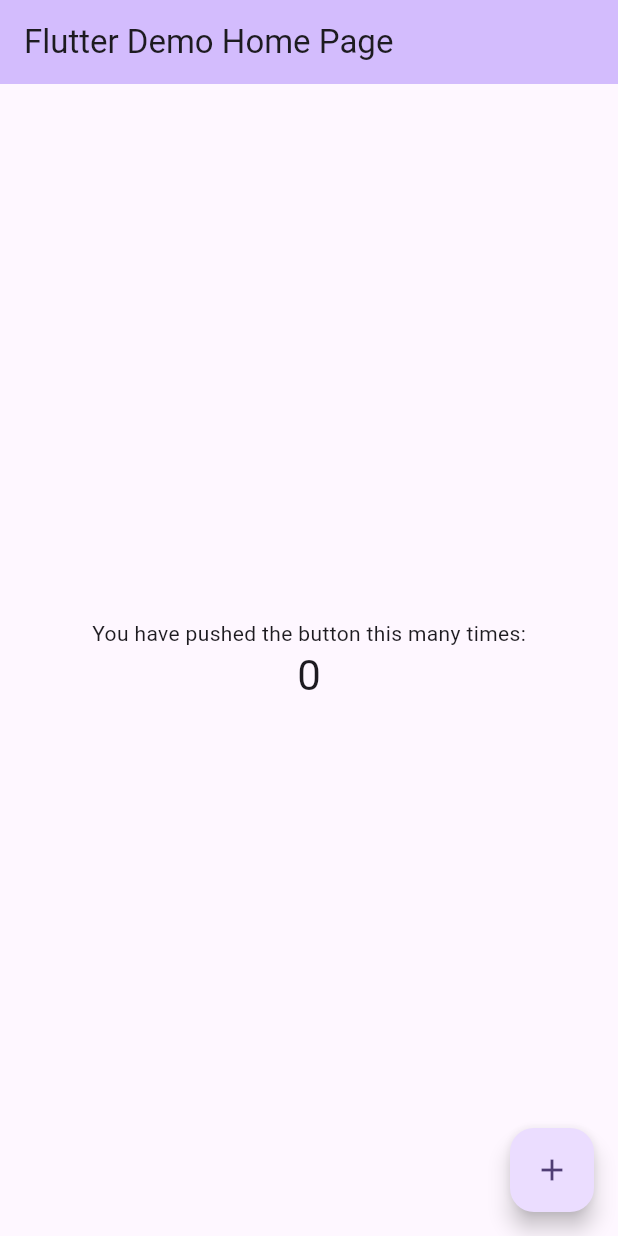
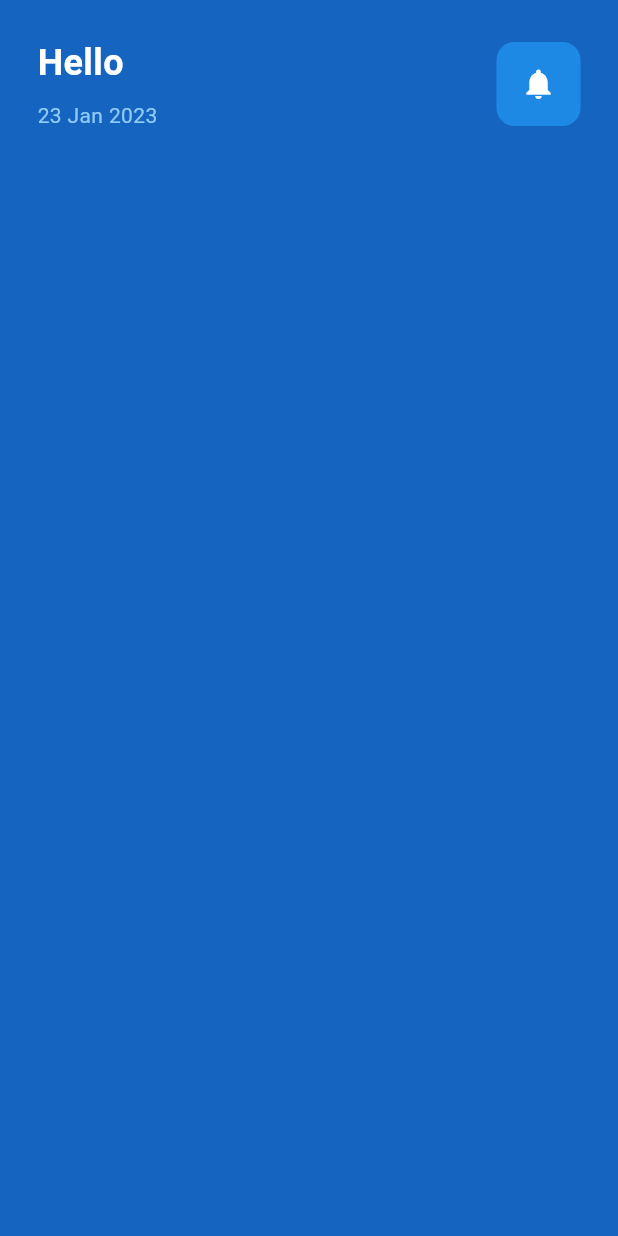
Before and after one commit to oli-mac/quantum, a Flutter app: the screen it shows after launch, on a phone screen of 412 x 824 dp. Run offline on Flutter 3.47's test engine with Material 3 defaults, Android fonts, the phone set to English and light mode, and no system bars.

Commit message:
home page

```diff
--- a/lib/main.dart
+++ b/lib/main.dart
@@ -1,4 +1,5 @@
 import 'package:flutter/material.dart';
+import 'package:quantum/pages/home_page.dart';
 
 void main() {
   runApp(const MyApp());
@@ -11,115 +12,13 @@ class MyApp extends StatelessWidget {
   @override
   Widget build(BuildContext context) {
     return MaterialApp(
+      debugShowCheckedModeBanner: false,
       title: 'Flutter Demo',
       theme: ThemeData(
-        // This is the theme of your application.
-        //
-        // TRY THIS: Try running your application with "flutter run". You'll see
-        // the application has a blue toolbar. Then, without quitting the app,
-        // try changing the seedColor in the colorScheme below to Colors.green
-        // and then invoke "hot reload" (save your changes or press the "hot
-        // reload" button in a Flutter-supported IDE, or press "r" if you used
-        // the command line to start the app).
-        //
-        // Notice that the counter didn't reset back to zero; the application
-        // state is not lost during the reload. To reset the state, use hot
-        // restart instead.
-        //
-        // This works for code too, not just values: Most code changes can be
-        // tested with just a hot reload.
         colorScheme: ColorScheme.fromSeed(seedColor: Colors.deepPurple),
         useMaterial3: true,
       ),
-      home: const MyHomePage(title: 'Flutter Demo Home Page'),
+      home: HomePage(),
     );
   }
 }
-
-class MyHomePage extends StatefulWidget {
-  const MyHomePage({super.key, required this.title});
-
-  // This widget is the home page of your application. It is stateful, meaning
-  // that it has a State object (defined below) that contains fields that affect
-  // how it looks.
-
-  // This class is the configuration for the state. It holds the values (in this
-  // case the title) provided by the parent (in this case the App widget) and
-  // used by the build method of the State. Fields in a Widget subclass are
-  // always marked "final".
-
-  final String title;
-
-  @override
-  State<MyHomePage> createState() => _MyHomePageState();
-}
-
-class _MyHomePageState extends State<MyHomePage> {
-  int _counter = 0;
-
-  void _incrementCounter() {
-    setState(() {
-      // This call to setState tells the Flutter framework that something has
-      // changed in this State, which causes it to rerun the build method below
-      // so that the display can reflect the updated values. If we changed
-      // _counter without calling setState(), then the build method would not be
-      // called again, and so nothing would appear to happen.
-      _counter++;
-    });
-  }
-
-  @override
-  Widget build(BuildContext context) {
-    // This method is rerun every time setState is called, for instance as done
-    // by the _incrementCounter method above.
-    //
-    // The Flutter framework has been optimized to make rerunning build methods
-    // fast, so that you can just rebuild anything that needs updating rather
-    // than having to individually change instances of widgets.
-    return Scaffold(
-      appBar: AppBar(
-        // TRY THIS: Try changing the color here to a specific color (to
-        // Colors.amber, perhaps?) and trigger a hot reload to see the AppBar
-        // change color while the other colors stay the same.
-        backgroundColor: Theme.of(context).colorScheme.inversePrimary,
-        // Here we take the value from the MyHomePage object that was created by
-        // the App.build method, and use it to set our appbar title.
-        title: Text(widget.title),
-      ),
-      body: Center(
-        // Center is a layout widget. It takes a single child and positions it
-        // in the middle of the parent.
-        child: Column(
-          // Column is also a layout widget. It takes a list of children and
-          // arranges them vertically. By default, it sizes itself to fit its
-          // children horizontally, and tries to be as tall as its parent.
-          //
-          // Column has various properties to control how it sizes itself and
-          // how it positions its children. Here we use mainAxisAlignment to
-          // center the children vertically; the main axis here is the vertical
-          // axis because Columns are vertical (the cross axis would be
-          // horizontal).
-          //
-          // TRY THIS: Invoke "debug painting" (choose the "Toggle Debug Paint"
-          // action in the IDE, or press "p" in the console), to see the
-          // wireframe for each widget.
-          mainAxisAlignment: MainAxisAlignment.center,
-          children: <Widget>[
-            const Text(
-              'You have pushed the button this many times:',
-            ),
-            Text(
-              '$_counter',
-              style: Theme.of(context).textTheme.headlineMedium,
-            ),
-          ],
-        ),
-      ),
-      floatingActionButton: FloatingActionButton(
-        onPressed: _incrementCounter,
-        tooltip: 'Increment',
-        child: const Icon(Icons.add),
-      ), // This trailing comma makes auto-formatting nicer for build methods.
-    );
-  }
-}
--- /dev/null
+++ b/lib/pages/home_page.dart
@@ -0,0 +1,57 @@
+import 'package:flutter/material.dart';
+
+class HomePage extends StatelessWidget {
+  const HomePage({super.key});
+
+  @override
+  Widget build(BuildContext context) {
+    return Scaffold(
+      backgroundColor: Colors.blue[800],
+      body: SafeArea(
+        child: Padding(
+          padding: EdgeInsets.all(25.0),
+          child: Column(children: [
+            Row(mainAxisAlignment: MainAxisAlignment.spaceBetween, children: [
+              //? message
+
+              Column(
+                crossAxisAlignment: CrossAxisAlignment.start,
+                children: [
+                  Text(
+                    "Hello",
+                    style: TextStyle(
+                      fontSize: 24,
+                      fontWeight: FontWeight.bold,
+                      color: Colors.white,
+                    ),
+                  ),
+                  const SizedBox(height: 8),
+                  Text(
+                    "23 Jan 2023",
+                    style: TextStyle(
+                      color: Colors.blue[200],
+                    ),
+                  ),
+                ],
+              ),
+
+              //? notification
+
+              Container(
+                decoration: BoxDecoration(
+                  color: Colors.blue[600],
+                  borderRadius: BorderRadius.circular(12),
+                ),
+                padding: EdgeInsets.all(16),
+                child: Icon(
+                  Icons.notifications,
+                  color: Colors.white,
+                ),
+              ),
+            ])
+          ]),
+        ),
+      ),
+    );
+  }
+}
```
